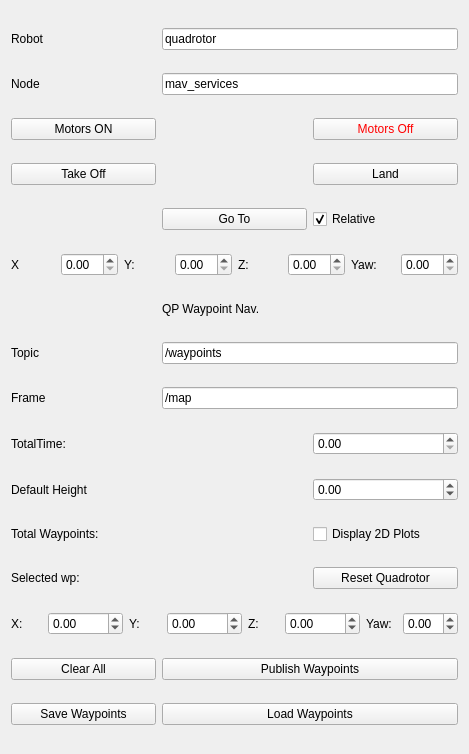
Qt form waypoint_navigation_plugin/ui/WaypointNavigation.ui (arplaboratory/waypoint_navigation_plugin) before a commit.
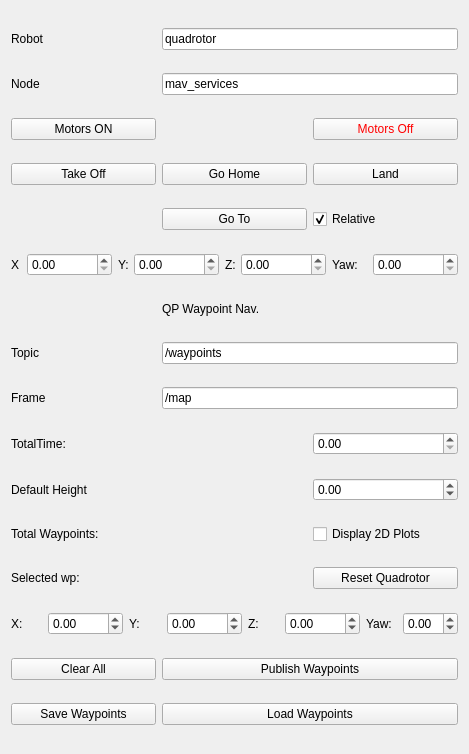
The same form after that commit.

Commit message: Added go HOME button

The edit to the form file:
```diff
--- a/waypoint_navigation_plugin/ui/WaypointNavigation.ui
+++ b/waypoint_navigation_plugin/ui/WaypointNavigation.ui
@@ -263,6 +263,12 @@
     <layout class="QHBoxLayout" name="horizontalLayout_2">
      <item>
       <widget class="QLabel" name="label">
+       <property name="maximumSize">
+        <size>
+         <width>10</width>
+         <height>16777215</height>
+        </size>
+       </property>
        <property name="text">
         <string>X</string>
        </property>
@@ -273,6 +279,12 @@
      </item>
      <item>
       <widget class="QLabel" name="label_2">
+       <property name="maximumSize">
+        <size>
+         <width>10</width>
+         <height>16777215</height>
+        </size>
+       </property>
        <property name="text">
         <string>Y:</string>
        </property>
@@ -283,6 +295,12 @@
      </item>
      <item>
       <widget class="QLabel" name="label_3">
+       <property name="maximumSize">
+        <size>
+         <width>10</width>
+         <height>16777215</height>
+        </size>
+       </property>
        <property name="text">
         <string>Z:</string>
        </property>
@@ -293,6 +311,12 @@
      </item>
      <item>
       <widget class="QLabel" name="label_4">
+       <property name="maximumSize">
+        <size>
+         <width>35</width>
+         <height>16777215</height>
+        </size>
+       </property>
        <property name="text">
         <string>Yaw:</string>
        </property>
@@ -361,6 +385,13 @@
      </property>
     </widget>
    </item>
+   <item row="4" column="1">
+    <widget class="QPushButton" name="go_home_button">
+     <property name="text">
+      <string>Go Home</string>
+     </property>
+    </widget>
+   </item>
   </layout>
  </widget>
  <resources/>
```
The commit also changes 4 other files.
